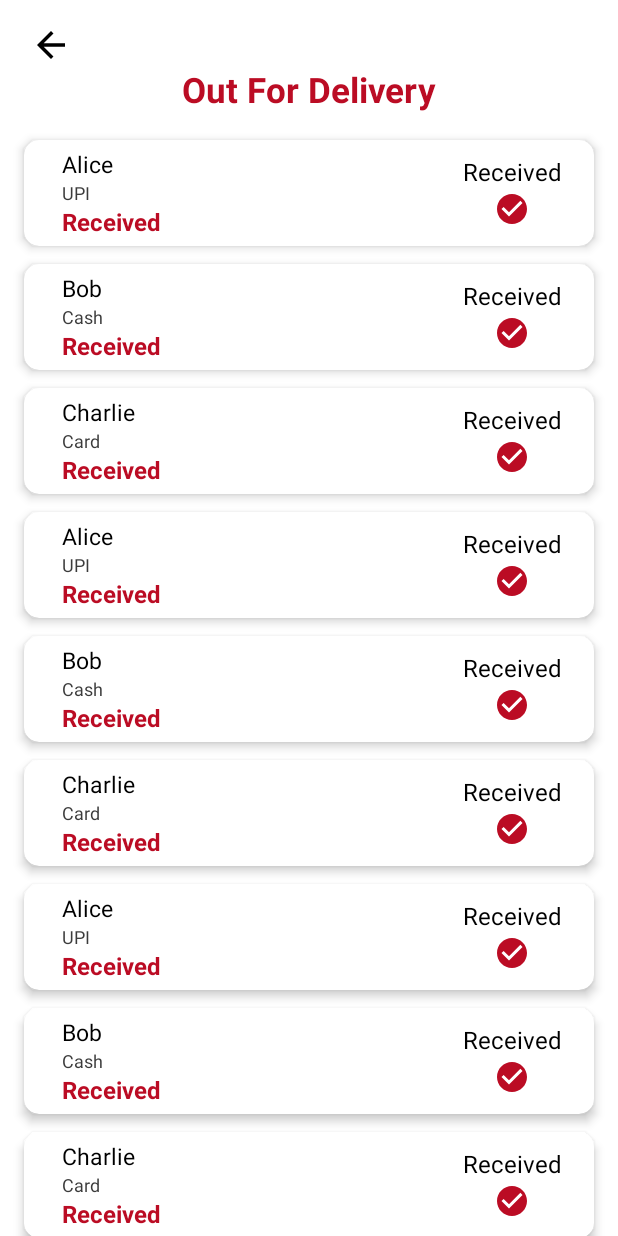
After one commit to Pradeep912830/QuickBite-Vendor, an Android app: the AdminOutForDelivery screen opened directly, with no data from a screen before it, on a phone screen of 412 x 824 dp. The commit adds this screen. Run offline under Robolectric (Android 15) with nearby library versions, the phone set to English and light mode, and no system bars.

Commit message:
Pending Order completed

```diff
--- a/app/src/main/AndroidManifest.xml
+++ b/app/src/main/AndroidManifest.xml
@@ -13,6 +13,9 @@
         android:theme="@style/Theme.FoodOrderingAdmin"
         tools:ignore="ExtraText"
         tools:targetApi="31">
+        <activity
+            android:name=".AdminOutForDelivery"
+            android:exported="false" />
         <activity
             android:name=".AdminAllItem"
             android:exported="false" />
--- /dev/null
+++ b/app/src/main/java/com/example/foodorderingadmin/Adapter/OrderItemAdapter.java
@@ -0,0 +1,65 @@
+package com.example.foodorderingadmin.Adapter;
+
+import android.content.Context;
+import android.view.LayoutInflater;
+import android.view.View;
+import android.view.ViewGroup;
+import android.widget.ImageButton;
+import android.widget.TextView;
+import android.widget.Toast;
+
+import androidx.recyclerview.widget.RecyclerView;
+
+import com.example.foodorderingadmin.Model.OrderItem;
+import com.example.foodorderingadmin.R;
+
+import java.util.List;
+
+public class OrderItemAdapter extends RecyclerView.Adapter<OrderItemAdapter.ViewHolder> {
+
+    private List<OrderItem> orderItemList;
+    private Context context;
+
+    public OrderItemAdapter(Context context, List<OrderItem> orderItemList) {
+        this.context = context;
+        this.orderItemList = orderItemList;
+    }
+
+    public static class ViewHolder extends RecyclerView.ViewHolder {
+        TextView foodName, payment, received;
+        ImageButton btnSuccessful;
+
+        public ViewHolder(View itemView) {
+            super(itemView);
+            foodName = itemView.findViewById(R.id.food_name);
+            payment = itemView.findViewById(R.id.payment);
+            received = itemView.findViewById(R.id.received);
+            btnSuccessful = itemView.findViewById(R.id.btnSuccessful);
+        }
+    }
+
+    @Override
+    public OrderItemAdapter.ViewHolder onCreateViewHolder(ViewGroup parent, int viewType) {
+        View view = LayoutInflater.from(context).inflate(R.layout.delivered_item, parent, false);
+        return new ViewHolder(view);
+    }
+
+    @Override
+    public void onBindViewHolder(OrderItemAdapter.ViewHolder holder, int position) {
+        OrderItem item = orderItemList.get(position);
+
+        holder.foodName.setText(item.getCustomerName());
+        holder.payment.setText(item.getPaymentType());
+        holder.received.setText(item.getStatus());
+
+        holder.btnSuccessful.setOnClickListener(v -> {
+            Toast.makeText(context, item.getCustomerName() + " marked as successful", Toast.LENGTH_SHORT).show();
+            // Optionally change status or remove item
+        });
+    }
+
+    @Override
+    public int getItemCount() {
+        return orderItemList.size();
+    }
+}
--- /dev/null
+++ b/app/src/main/java/com/example/foodorderingadmin/AdminOutForDelivery.java
@@ -0,0 +1,76 @@
+package com.example.foodorderingadmin;
+
+import android.os.Bundle;
+import android.widget.ImageView;
+
+import androidx.activity.EdgeToEdge;
+import androidx.appcompat.app.AppCompatActivity;
+import androidx.core.graphics.Insets;
+import androidx.core.view.ViewCompat;
+import androidx.core.view.WindowInsetsCompat;
+import androidx.recyclerview.widget.LinearLayoutManager;
+import androidx.recyclerview.widget.RecyclerView;
+
+import com.example.foodorderingadmin.Adapter.OrderItemAdapter;
+import com.example.foodorderingadmin.Model.OrderItem;
+
+import java.util.ArrayList;
+import java.util.List;
+
+public class AdminOutForDelivery extends AppCompatActivity {
+
+    private RecyclerView recyclerView;
+    private OrderItemAdapter adapter;
+    private List<OrderItem> orderList;
+
+    @Override
+    protected void onCreate(Bundle savedInstanceState) {
+        super.onCreate(savedInstanceState);
+        EdgeToEdge.enable(this);
+        setContentView(R.layout.activity_admin_out_for_delivery);
+        ViewCompat.setOnApplyWindowInsetsListener(findViewById(R.id.main), (v, insets) -> {
+            Insets systemBars = insets.getInsets(WindowInsetsCompat.Type.systemBars());
+            v.setPadding(systemBars.left, systemBars.top, systemBars.right, systemBars.bottom);
+            return insets;
+        });
+
+
+        recyclerView = findViewById(R.id.recyclerViewAllItems);
+        recyclerView.setLayoutManager(new LinearLayoutManager(this));
+
+        orderList = new ArrayList<>();
+        orderList.add(new OrderItem("Alice", "UPI", "Received"));
+        orderList.add(new OrderItem("Bob", "Cash", "Received"));
+        orderList.add(new OrderItem("Charlie", "Card", "Received"));
+        orderList.add(new OrderItem("Alice", "UPI", "Received"));
+        orderList.add(new OrderItem("Bob", "Cash", "Received"));
+        orderList.add(new OrderItem("Charlie", "Card", "Received"));
+        orderList.add(new OrderItem("Alice", "UPI", "Received"));
+        orderList.add(new OrderItem("Bob", "Cash", "Received"));
+        orderList.add(new OrderItem("Charlie", "Card", "Received"));
+        orderList.add(new OrderItem("Alice", "UPI", "Received"));
+        orderList.add(new OrderItem("Bob", "Cash", "Received"));
+        orderList.add(new OrderItem("Charlie", "Card", "Received"));
+        orderList.add(new OrderItem("Alice", "UPI", "Received"));
+        orderList.add(new OrderItem("Bob", "Cash", "Received"));
+        orderList.add(new OrderItem("Charlie", "Card", "Received"));
+        orderList.add(new OrderItem("Alice", "UPI", "Received"));
+        orderList.add(new OrderItem("Bob", "Cash", "Received"));
+        orderList.add(new OrderItem("Charlie", "Card", "Received"));
+        orderList.add(new OrderItem("Alice", "UPI", "Received"));
+        orderList.add(new OrderItem("Bob", "Cash", "Received"));
+        orderList.add(new OrderItem("Charlie", "Card", "Received"));
+        orderList.add(new OrderItem("Alice", "UPI", "Received"));
+        orderList.add(new OrderItem("Bob", "Cash", "Received"));
+        orderList.add(new OrderItem("Charlie", "Card", "Received"));
+        orderList.add(new OrderItem("Alice", "UPI", "Received"));
+        orderList.add(new OrderItem("Bob", "Cash", "Received"));
+        orderList.add(new OrderItem("Charlie", "Card", "Received"));
+
+        adapter = new OrderItemAdapter(this, orderList);
+        recyclerView.setAdapter(adapter);
+
+        ImageView backBtn = findViewById(R.id.backPressed);
+        backBtn.setOnClickListener(v -> onBackPressed());
+    }
+}
--- a/app/src/main/java/com/example/foodorderingadmin/MainActivity.java
+++ b/app/src/main/java/com/example/foodorderingadmin/MainActivity.java
@@ -15,7 +15,7 @@ import androidx.core.view.WindowInsetsCompat;
 
 public class MainActivity extends AppCompatActivity {
 
-    LinearLayout addItem, allItems;
+    LinearLayout addItem, allItems, pendingOrder;
 
     @SuppressLint("MissingInflatedId")
     @Override
@@ -31,6 +31,7 @@ public class MainActivity extends AppCompatActivity {
 
         addItem = findViewById(R.id.addItem);
         allItems = findViewById(R.id.allItems);
+        pendingOrder = findViewById(R.id.pendingOrder);
 
 
         addItem.setOnClickListener(new View.OnClickListener() {
@@ -51,6 +52,14 @@ public class MainActivity extends AppCompatActivity {
             }
         });
 
+        pendingOrder.setOnClickListener(new View.OnClickListener() {
+            @Override
+            public void onClick(View v) {
+                Intent intent = new Intent(getApplicationContext(), AdminOutForDelivery.class);
+                startActivity(intent);
+            }
+        });
+
 
     }
 }
--- /dev/null
+++ b/app/src/main/java/com/example/foodorderingadmin/Model/OrderItem.java
@@ -0,0 +1,25 @@
+package com.example.foodorderingadmin.Model;
+
+public class OrderItem {
+    private String customerName;
+    private String paymentType;
+    private String status;
+
+    public OrderItem(String customerName, String paymentType, String status) {
+        this.customerName = customerName;
+        this.paymentType = paymentType;
+        this.status = status;
+    }
+
+    public String getCustomerName() {
+        return customerName;
+    }
+
+    public String getPaymentType() {
+        return paymentType;
+    }
+
+    public String getStatus() {
+        return status;
+    }
+}
--- /dev/null
+++ b/app/src/main/res/drawable/circle_done.xml
@@ -0,0 +1,5 @@
+<vector xmlns:android="http://schemas.android.com/apk/res/android" android:height="24dp" android:tint="#000000" android:viewportHeight="24" android:viewportWidth="24" android:width="24dp">
+
+    <path android:fillColor="@android:color/white" android:pathData="M12,2C6.48,2 2,6.48 2,12s4.48,10 10,10 10,-4.48 10,-10S17.52,2 12,2zM10,17l-5,-5 1.41,-1.41L10,14.17l7.59,-7.59L19,8l-9,9z"/>
+
+</vector>
--- /dev/null
+++ b/app/src/main/res/layout/activity_admin_out_for_delivery.xml
@@ -0,0 +1,38 @@
+<?xml version="1.0" encoding="utf-8"?>
+<LinearLayout
+    xmlns:android="http://schemas.android.com/apk/res/android"
+    xmlns:app="http://schemas.android.com/apk/res-auto"
+    xmlns:tools="http://schemas.android.com/tools"
+    android:id="@+id/main"
+    android:orientation="vertical"
+    android:background="@color/white"
+    android:layout_width="match_parent"
+    android:layout_height="match_parent"
+    tools:context=".AdminOutForDelivery">
+
+    <ImageView
+        android:id="@+id/backPressed"
+        android:layout_width="28dp"
+        android:layout_height="28dp"
+        android:src="@drawable/back"
+        android:layout_marginLeft="20dp"
+        android:layout_marginTop="16dp"/>
+
+    <TextView
+        android:layout_width="wrap_content"
+        android:layout_height="wrap_content"
+        android:text="Out For Delivery"
+        android:layout_gravity="center"
+        android:textStyle="bold"
+        android:textColor="@color/color_dark"
+        android:textSize="23sp"/>
+
+    <androidx.recyclerview.widget.RecyclerView
+        android:id="@+id/recyclerViewAllItems"
+        android:layout_width="match_parent"
+        android:layout_height="0dp"
+        android:layout_weight="1"
+        android:layout_marginTop="10dp"
+        tools:listitem="@layout/items"/>
+
+</LinearLayout>
--- a/app/src/main/res/layout/activity_main.xml
+++ b/app/src/main/res/layout/activity_main.xml
@@ -53,6 +53,7 @@
 
             <!-- Pending Order -->
             <LinearLayout
+                android:id="@+id/pendingOrder"
                 android:layout_width="0dp"
                 android:layout_height="match_parent"
                 android:layout_weight="1"
@@ -185,7 +186,7 @@
 
                 <ImageView
 
-                    android:layout_width="wrap_content"
+                    android:layout_width="35dp"
                     android:layout_height="35dp"
                     android:src="@drawable/add"
                     app:tint="@color/color_dark" />
--- /dev/null
+++ b/app/src/main/res/layout/delivered_item.xml
@@ -0,0 +1,91 @@
+<?xml version="1.0" encoding="utf-8"?>
+<androidx.cardview.widget.CardView
+    xmlns:android="http://schemas.android.com/apk/res/android"
+    xmlns:app="http://schemas.android.com/apk/res-auto"
+    android:layout_width="match_parent"
+    android:layout_height="wrap_content"
+    android:layout_marginStart="16dp"
+    android:layout_marginEnd="16dp"
+    android:layout_marginTop="8dp"
+    android:layout_marginBottom="4dp"
+    app:cardCornerRadius="10dp"
+    app:cardElevation="4dp">
+
+    <LinearLayout
+        android:layout_width="match_parent"
+        android:layout_height="wrap_content"
+        android:padding="5dp"
+        android:orientation="horizontal">
+
+
+        <!-- Name and Price -->
+        <LinearLayout
+            android:layout_weight="1"
+            android:layout_width="0dp"
+            android:layout_height="wrap_content"
+            android:layout_gravity="center"
+            android:layout_marginEnd="20dp"
+            android:paddingLeft="20dp"
+            android:orientation="vertical">
+
+            <TextView
+                android:id="@+id/food_name"
+                android:layout_width="wrap_content"
+                android:layout_height="wrap_content"
+                android:text="Customer Name"
+                android:textSize="15sp"
+                android:textColor="#000000"
+                android:maxLines="1"
+                android:ellipsize="end" />
+
+            <TextView
+                android:id="@+id/payment"
+                android:layout_width="wrap_content"
+                android:layout_height="wrap_content"
+                android:text="Payment"
+                android:textSize="12sp"
+                android:textColor="#3B3B3B"
+                android:maxLines="1"
+                android:ellipsize="end" />
+
+            <TextView
+                android:id="@+id/received"
+                android:layout_width="wrap_content"
+                android:layout_height="wrap_content"
+                android:text="Received"
+                android:textSize="16sp"
+                android:textStyle="bold"
+                android:textColor="@color/color_dark" />
+        </LinearLayout>
+
+        <!-- Quantity Controls -->
+        <LinearLayout
+            android:layout_width="wrap_content"
+            android:layout_height="wrap_content"
+            android:layout_gravity="center"
+            android:layout_marginEnd="10dp"
+            android:orientation="vertical"
+            android:paddingEnd="6dp">
+
+            <TextView
+                android:layout_width="wrap_content"
+                android:layout_height="match_parent"
+                android:textSize="16sp"
+                android:text="Received"
+                android:gravity="center"
+                android:textColor="@color/black"/>
+
+            <ImageButton
+                android:id="@+id/btnSuccessful"
+                android:layout_width="28dp"
+                android:layout_height="28dp"
+                android:layout_gravity="center"
+                android:src="@drawable/circle_done"
+                android:background="?attr/selectableItemBackgroundBorderless"
+                android:contentDescription="Delete item"
+                app:tint="@color/color_dark" />
+        </LinearLayout>
+
+    </LinearLayout>
+
+</androidx.cardview.widget.CardView>
```
